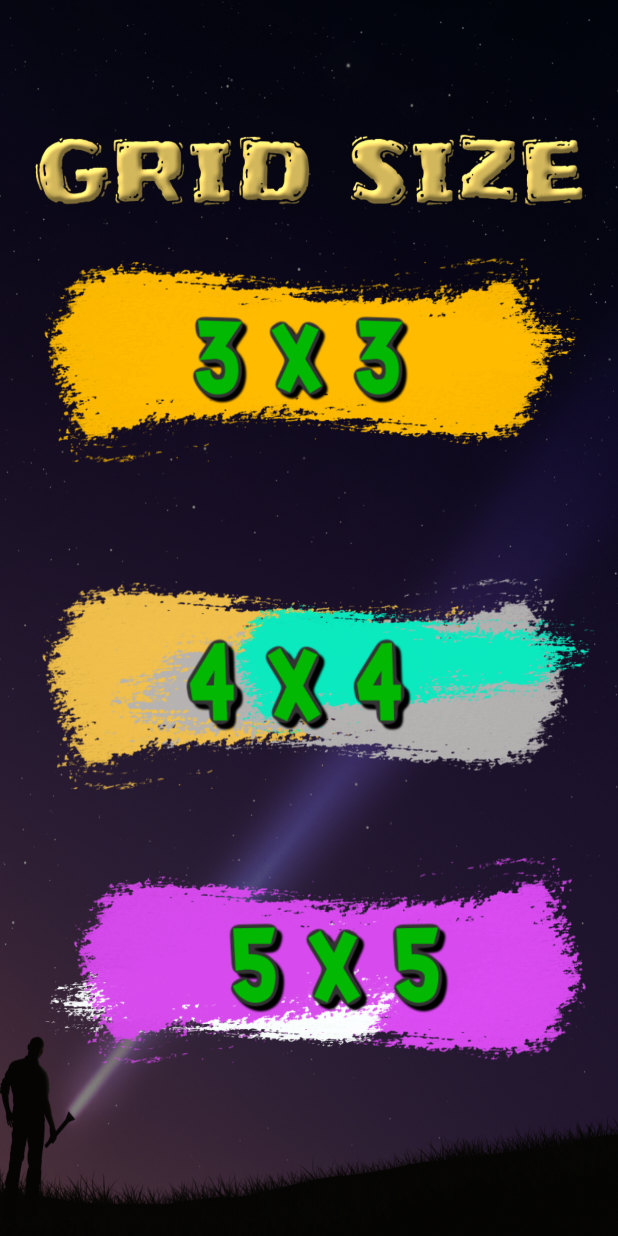
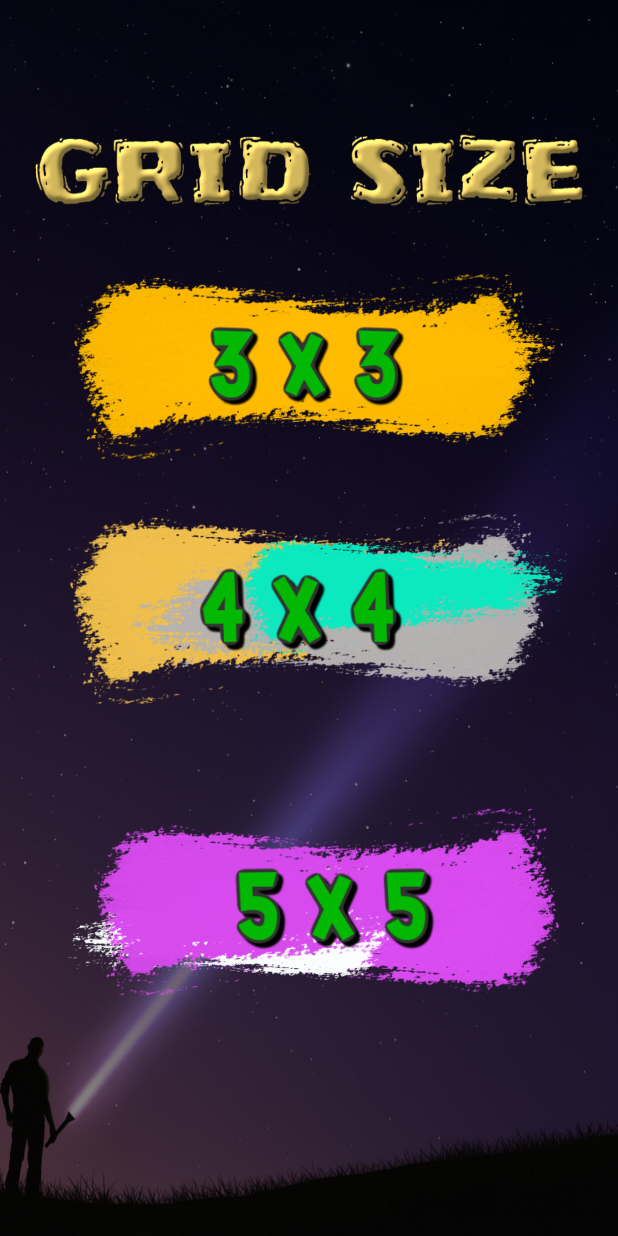
Before and after one commit to samuelsunvold/475-Project, an Android app: the GridActivity screen opened directly, with no data from a screen before it, on a phone screen of 412 x 824 dp. Run offline under Robolectric (Android 15) with nearby library versions, the phone set to English and light mode, and no system bars; Roboto replaces fonts that are not available here.

Commit message:
no message

```diff
--- a/SquareOff/app/src/main/res/layout/activity_grid.xml
+++ b/SquareOff/app/src/main/res/layout/activity_grid.xml
@@ -9,46 +9,45 @@
 
     <ImageView
         android:id="@+id/btn33"
-        android:layout_width="359dp"
-        android:layout_height="165dp"
+        android:layout_width="333dp"
+        android:layout_height="133dp"
         android:layout_marginStart="10dp"
-        android:layout_marginTop="160dp"
+        android:layout_marginTop="180dp"
         android:layout_marginEnd="1dp"
         android:contentDescription="@string/button3x3"
         app:layout_constraintEnd_toEndOf="parent"
-        app:layout_constraintHorizontal_bias="0.439"
+        app:layout_constraintHorizontal_bias="0.507"
         app:layout_constraintStart_toStartOf="parent"
         app:layout_constraintTop_toTopOf="parent"
         app:srcCompat="@drawable/btnn33" />
 
     <ImageView
         android:id="@+id/btn44"
-        android:layout_width="370dp"
-        android:layout_height="177dp"
+        android:layout_width="333dp"
+        android:layout_height="144dp"
         android:layout_marginStart="3dp"
+        android:layout_marginTop="20dp"
         android:layout_marginEnd="8dp"
         android:contentDescription="@string/button4x4"
-        app:layout_constraintBottom_toBottomOf="@+id/btn55"
         app:layout_constraintEnd_toEndOf="parent"
-        app:layout_constraintHorizontal_bias="0.733"
+        app:layout_constraintHorizontal_bias="0.611"
         app:layout_constraintStart_toStartOf="parent"
-        app:layout_constraintTop_toTopOf="parent"
-        app:layout_constraintVertical_bias="0.671"
+        app:layout_constraintTop_toBottomOf="@+id/btn33"
         app:srcCompat="@drawable/btn44" />
 
     <ImageView
         android:id="@+id/btn55"
-        android:layout_width="363dp"
-        android:layout_height="170dp"
+        android:layout_width="330dp"
+        android:layout_height="148dp"
+        android:layout_marginTop="2dp"
         android:layout_marginEnd="10dp"
-        android:layout_marginBottom="100dp"
+        android:layout_marginBottom="104dp"
         android:contentDescription="@string/button5x5"
         app:layout_constraintBottom_toBottomOf="parent"
         app:layout_constraintEnd_toEndOf="parent"
-        app:layout_constraintHorizontal_bias="0.736"
+        app:layout_constraintHorizontal_bias="0.611"
         app:layout_constraintStart_toStartOf="parent"
-        app:layout_constraintTop_toBottomOf="@+id/btn33"
-        app:layout_constraintVertical_bias="1.0"
+        app:layout_constraintTop_toBottomOf="@+id/btn44"
         app:srcCompat="@drawable/btn55" />
 
 </androidx.constraintlayout.widget.ConstraintLayout>
```
